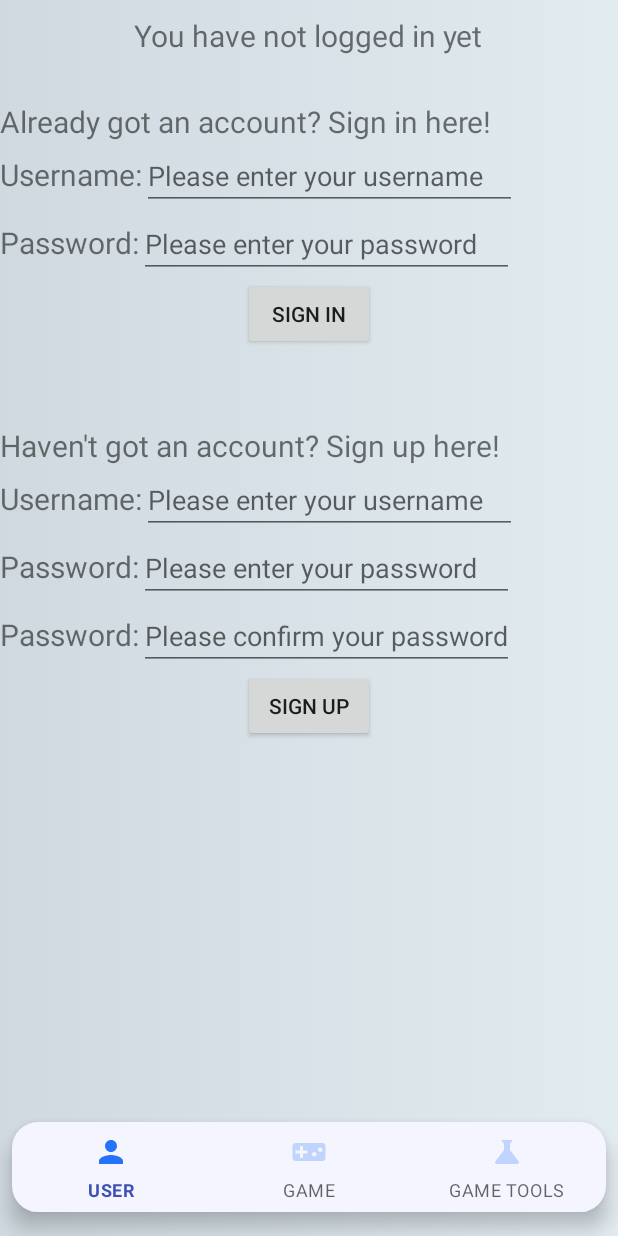
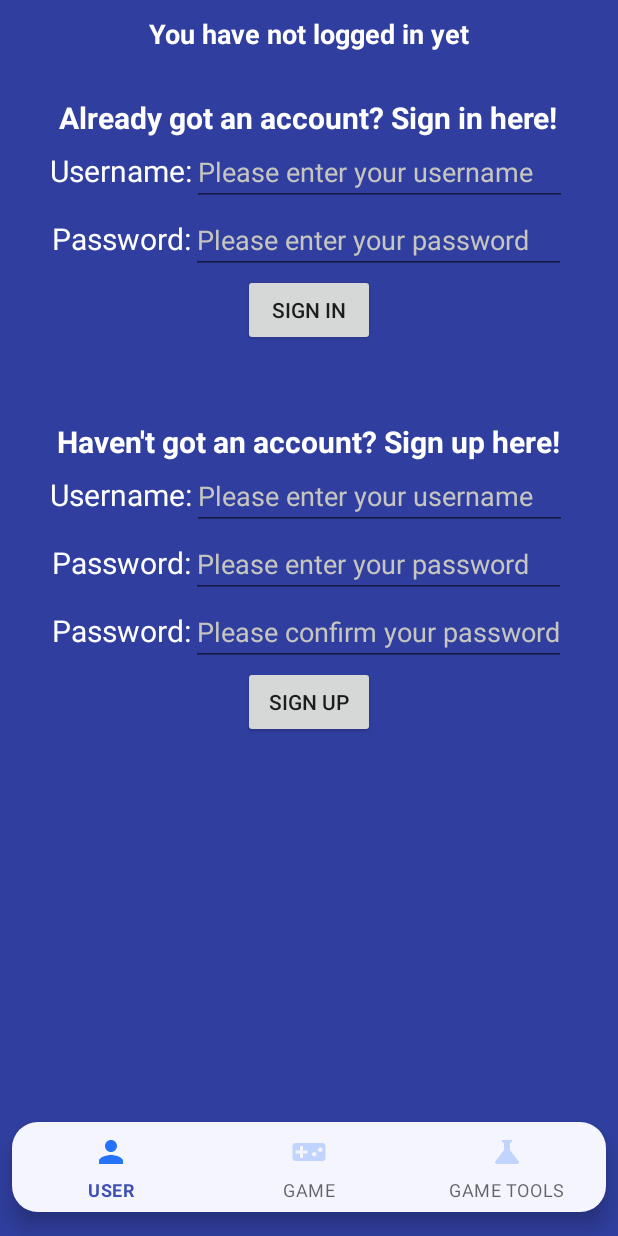
Before and after one commit to rizkypascal/COMP90018_T01-07-3_2022, an Android app: the screen it shows after launch (MainActivity), after a tap on "SIGN IN", on a phone screen of 412 x 824 dp. Run offline under Robolectric (Android 15) with nearby library versions, the light colour scheme and no system bars; our stand-ins replace ButterKnife, EventBus; 3 statements that could not run were skipped.

Commit message:
UI design

```diff
--- a/app/src/main/java/com/example/android/gameapplication/GameFragment.java
+++ b/app/src/main/java/com/example/android/gameapplication/GameFragment.java
@@ -71,7 +71,7 @@ public class GameFragment extends Fragment {
         activity = (MainActivity) getActivity();
         context = activity.getApplicationContext();
         if (user_name!="") {
-            textLoginInfo.setText(getString(R.string.sign_in_as)+user_name);
+            textLoginInfo.setText(getString(R.string.sign_in_as)+" "+user_name);
             signInUpButton.setText(getString(R.string.log_out));
         }
 
--- a/app/src/main/java/com/example/android/gameapplication/UserFragment.java
+++ b/app/src/main/java/com/example/android/gameapplication/UserFragment.java
@@ -78,7 +78,7 @@ public class UserFragment extends Fragment {
         activity = (MainActivity) getActivity();
         context = activity.getApplicationContext();
         if (user_name!="") {
-            textLoginInfo.setText(getString(R.string.sign_in_as)+user_name);
+            textLoginInfo.setText(getString(R.string.sign_in_as)+" "+user_name);
         }
         database = new Database(); //TODO: XUEQING may need to re-initiate
         return view;
--- a/app/src/main/java/com/example/android/gameapplication/UserFragmentAfterLogin.java
+++ b/app/src/main/java/com/example/android/gameapplication/UserFragmentAfterLogin.java
@@ -60,7 +60,7 @@ public class UserFragmentAfterLogin extends Fragment {
         listView.setAdapter(adapterWorldScore);
 
         if (user_name!="") {
-            textLoginInfo.setText(getString(R.string.sign_in_as)+user_name);
+            textLoginInfo.setText(getString(R.string.sign_in_as)+" "+user_name);
             userRank.setText(getString(R.string.world_rank)+String.valueOf(UserRank(user_name)));
         }
 
--- a/app/src/main/res/layout/activity_main.xml
+++ b/app/src/main/res/layout/activity_main.xml
@@ -5,7 +5,7 @@
     android:id="@+id/container"
     android:layout_width="match_parent"
     android:layout_height="match_parent"
-    android:background="@drawable/main_background"
+    android:background="@color/blue_dark_unimelb"
     tools:context=".MainActivity">
 
     <LinearLayout
@@ -29,13 +29,13 @@
         android:id="@+id/nav_view"
         android:layout_width="match_parent"
         android:layout_height="60dp"
+        android:layout_alignParentBottom="true"
         android:layout_marginLeft="8dp"
         android:layout_marginRight="8dp"
         android:layout_marginBottom="16dp"
         android:background="@drawable/bottom_nav_background"
         android:elevation="8dp"
         app:itemIconTint="@drawable/bottom_nav_color_selector"
-        android:layout_alignParentBottom="true"
         app:menu="@menu/bottom_nav_menu" />
 
 </RelativeLayout>
--- a/app/src/main/res/layout/fragment_game_tools.xml
+++ b/app/src/main/res/layout/fragment_game_tools.xml
@@ -22,7 +22,8 @@
             app:layout_constraintStart_toStartOf="parent"
             app:layout_constraintBottom_toBottomOf="parent"
             app:layout_constraintTop_toTopOf="parent"
-            android:background="@drawable/border"/>
+            android:background="@drawable/border"
+            android:alpha="0.90"/>
 
     </androidx.constraintlayout.widget.ConstraintLayout>
 </layout>
--- a/app/src/main/res/layout/fragment_user.xml
+++ b/app/src/main/res/layout/fragment_user.xml
@@ -5,7 +5,8 @@
     android:layout_width="match_parent"
     android:layout_height="match_parent"
     android:orientation="vertical"
-    tools:context=".UserFragment">
+    tools:context=".UserFragment"
+    android:background="@color/blue_dark_unimelb">
 
     <TextView
         android:id="@+id/textLoginInfo"
@@ -14,7 +15,9 @@
         android:layout_gravity="center_horizontal"
         android:layout_marginTop="10dp"
         android:text="@string/not_logged_in"
-        android:textSize="20sp">
+        android:textSize="18sp"
+        android:textColor="@color/white"
+        android:textStyle="bold">
     </TextView>
 
     <TextView
@@ -23,19 +26,25 @@
         android:layout_height="wrap_content"
         android:layout_marginTop="30dp"
         android:text="@string/sign_in_here"
-        android:textSize="20sp">
+        android:layout_gravity="center_horizontal"
+        android:textSize="20sp"
+        android:textColor="@color/white"
+        android:textStyle="bold">
+
     </TextView>
 
     <LinearLayout
         android:layout_width="wrap_content"
         android:layout_height="wrap_content"
-        android:orientation="horizontal">
+        android:orientation="horizontal"
+        android:layout_gravity="center_horizontal">
 
         <TextView
             android:id="@+id/signInNameInfo"
             android:layout_width="wrap_content"
             android:layout_height="wrap_content"
             android:text="@string/username_hint"
+            android:textColor="@color/white"
             android:textSize="20sp">
         </TextView>
 
@@ -43,21 +52,25 @@
             android:id="@+id/signInNameValue"
             android:hint="@string/enter_username"
             android:layout_width="250dp"
-            android:layout_height="wrap_content">
+            android:layout_height="wrap_content"
+            android:textColor="@color/white"
+            android:textColorHint="@color/gray">
         </EditText>
     </LinearLayout>
 
     <LinearLayout
         android:layout_width="wrap_content"
         android:layout_height="wrap_content"
-        android:orientation="horizontal">
+        android:orientation="horizontal"
+        android:layout_gravity="center_horizontal">
 
         <TextView
             android:id="@+id/signInPasswordInfo"
             android:layout_width="wrap_content"
             android:layout_height="wrap_content"
             android:text="@string/password_hint"
-            android:textSize="20sp">
+            android:textSize="20sp"
+            android:textColor="@color/white">
         </TextView>
 
         <EditText
@@ -65,7 +78,9 @@
             android:hint="@string/enter_password"
             android:layout_width="250dp"
             android:layout_height="wrap_content"
-            android:inputType="textPassword">
+            android:inputType="textPassword"
+            android:textColor="@color/white"
+            android:textColorHint="@color/gray">
         </EditText>
     </LinearLayout>
 
@@ -84,41 +99,50 @@
         android:layout_height="wrap_content"
         android:layout_marginTop="50dp"
         android:text="@string/sign_up_here"
-        android:textSize="20sp">
+        android:textSize="20sp"
+        android:layout_gravity="center_horizontal"
+        android:textColor="@color/white"
+        android:textStyle="bold">
     </TextView>
 
     <LinearLayout
         android:layout_width="wrap_content"
         android:layout_height="wrap_content"
-        android:orientation="horizontal">
+        android:orientation="horizontal"
+        android:layout_gravity="center_horizontal">
 
         <TextView
             android:id="@+id/signUpNameInfo"
             android:layout_width="wrap_content"
             android:layout_height="wrap_content"
             android:text="@string/username_hint"
-            android:textSize="20sp">
+            android:textSize="20sp"
+            android:textColor="@color/white">
         </TextView>
 
         <EditText
             android:id="@+id/signUpNameValue"
             android:hint="@string/enter_username"
+            android:textColorHint="@color/gray"
             android:layout_width="250dp"
-            android:layout_height="wrap_content">
+            android:layout_height="wrap_content"
+            android:textColor="@color/white">
         </EditText>
     </LinearLayout>
 
     <LinearLayout
         android:layout_width="wrap_content"
         android:layout_height="wrap_content"
-        android:orientation="horizontal">
+        android:orientation="horizontal"
+        android:layout_gravity="center_horizontal">
 
         <TextView
             android:id="@+id/signUpPasswordInfo"
             android:layout_width="wrap_content"
             android:layout_height="wrap_content"
             android:text="@string/password_hint"
-            android:textSize="20sp">
+            android:textSize="20sp"
+            android:textColor="@color/white">
         </TextView>
 
         <EditText
@@ -126,7 +150,9 @@
             android:layout_width="250dp"
             android:layout_height="wrap_content"
             android:hint="@string/enter_password"
-            android:inputType="textPassword">
+            android:inputType="textPassword"
+            android:textColor="@color/white"
+            android:textColorHint="@color/gray">
         </EditText>
 
     </LinearLayout>
@@ -134,14 +160,16 @@
     <LinearLayout
         android:layout_width="wrap_content"
         android:layout_height="wrap_content"
-        android:orientation="horizontal">
+        android:orientation="horizontal"
+        android:layout_gravity="center_horizontal">
 
         <TextView
             android:id="@+id/signUpPasswordInfo1"
             android:layout_width="wrap_content"
             android:layout_height="wrap_content"
             android:text="@string/password_hint"
-            android:textSize="20sp">
+            android:textSize="20sp"
+            android:textColor="@color/white">
         </TextView>
 
         <EditText
@@ -149,7 +177,9 @@
             android:layout_width="250dp"
             android:layout_height="wrap_content"
             android:hint="@string/confirm_password"
-            android:inputType="textPassword">
+            android:inputType="textPassword"
+            android:textColor="@color/white"
+            android:textColorHint="@color/gray">
         </EditText>
 
     </LinearLayout>
--- a/app/src/main/res/values/colors.xml
+++ b/app/src/main/res/values/colors.xml
@@ -14,5 +14,7 @@
     <color name="amber">#FFC107</color>
     <color name="amber_dark">#FFA000</color>
     <color name="amber_light">#FFECB3</color>
+    <color name="gray">#C6C5C0</color>
+
 
 </resources>
--- a/app/src/main/res/values/strings.xml
+++ b/app/src/main/res/values/strings.xml
@@ -15,7 +15,7 @@
     <!-- Strings used for game tools -->
     <string name="copter">copter</string>
     <string name="rocket">rocket</string>
-    <string name="clear_monsters">clear_monsters</string>
+    <string name="clear_monsters">clear monsters</string>
     <string name="reborn">reborn</string>
     <string name="game_tools_instruction">Tap the tool image (Max 3 tools)</string>
     <string name="helicopter">Helicopter</string>
```
Also changed, not shown: app/src/main/res/layout/fragment_game.xml (+18 -3 lines), app/src/main/res/layout/fragment_game_tools_selection.xml (+5 -2 lines), app/src/main/res/drawable/main_bg.png (added), app/src/main/res/drawable/meme.png (added).
